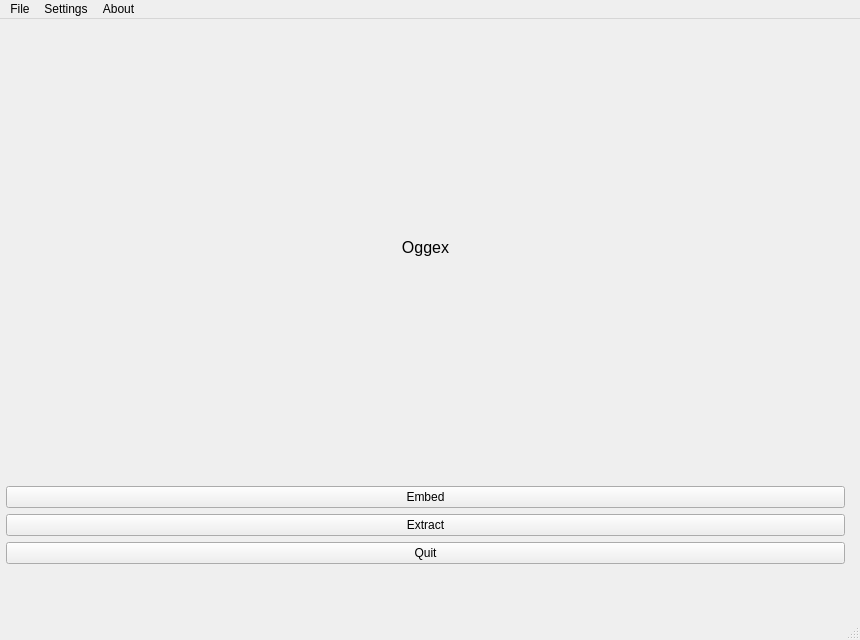
This is app/qt/ui/mainwindow.ui in jmdaemon/oggex as Qt 5 draws it before an edit. The edited form follows.
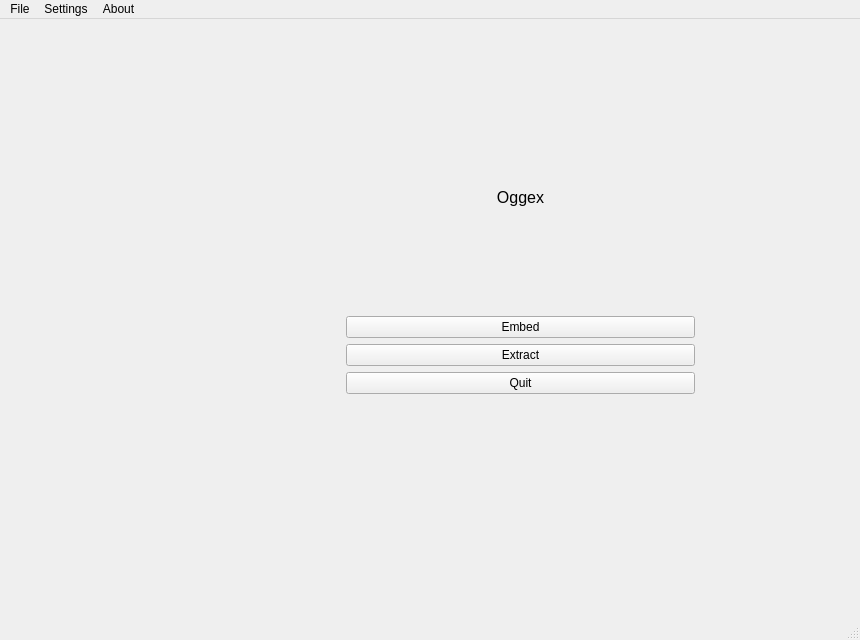
This is the edited form. Custom widgets are drawn as their Qt base class.

Commit message:
Use StackedWidget in mainwindow for mainPage & embedPage
Its better to have a single window that switches between multiple
widgets than multiple windows that get created at the start and switch
focus inbetween windows.

Patch:
```diff
--- a/app/qt/ui/mainwindow.ui
+++ b/app/qt/ui/mainwindow.ui
@@ -50,13 +50,50 @@
      <height>720</height>
     </size>
    </property>
+   <widget class="QStackedWidget" name="stackedWidget">
+    <property name="geometry">
+     <rect>
+      <x>80</x>
+      <y>0</y>
+      <width>860</width>
+      <height>640</height>
+     </rect>
+    </property>
+    <property name="sizePolicy">
+     <sizepolicy hsizetype="MinimumExpanding" vsizetype="MinimumExpanding">
+      <horstretch>0</horstretch>
+      <verstretch>0</verstretch>
+     </sizepolicy>
+    </property>
+    <property name="currentIndex">
+     <number>1</number>
+    </property>
+    <widget class="QWidget" name="embedPage">
+     <widget class="EmbedWidget" name="widget" native="true">
+      <property name="geometry">
+       <rect>
+        <x>0</x>
+        <y>0</y>
+        <width>860</width>
+        <height>640</height>
+       </rect>
+      </property>
+     </widget>
+    </widget>
+    <widget class="QWidget" name="mainMenu">
+     <property name="sizePolicy">
+      <sizepolicy hsizetype="Expanding" vsizetype="Expanding">
+       <horstretch>0</horstretch>
+       <verstretch>0</verstretch>
+      </sizepolicy>
+     </property>
    <widget class="QWidget" name="verticalLayoutWidget">
     <property name="geometry">
      <rect>
-      <x>0</x>
-      <y>-10</y>
-      <width>851</width>
-      <height>561</height>
+        <x>260</x>
+        <y>60</y>
+        <width>361</width>
+        <height>321</height>
      </rect>
     </property>
     <layout class="QVBoxLayout" name="verticalLayout">
@@ -77,6 +114,12 @@
      </property>
      <item>
       <widget class="QLabel" name="Title">
+         <property name="sizePolicy">
+          <sizepolicy hsizetype="Preferred" vsizetype="Preferred">
+           <horstretch>0</horstretch>
+           <verstretch>0</verstretch>
+          </sizepolicy>
+         </property>
        <property name="font">
         <font>
          <family>Arial</family>
@@ -115,6 +158,8 @@
     </layout>
    </widget>
   </widget>
+   </widget>
+  </widget>
   <widget class="QMenuBar" name="menubar">
    <property name="geometry">
     <rect>
@@ -145,6 +190,14 @@
   </widget>
   <widget class="QStatusBar" name="statusbar"/>
  </widget>
+ <customwidgets>
+  <customwidget>
+   <class>EmbedWidget</class>
+   <extends>QWidget</extends>
+   <header location="global">embedwidget.h</header>
+   <container>1</container>
+  </customwidget>
+ </customwidgets>
  <resources/>
  <connections/>
 </ui>
```
Lines whose indentation alone changed are shown as unchanged. The commit also changes 7 other files.
